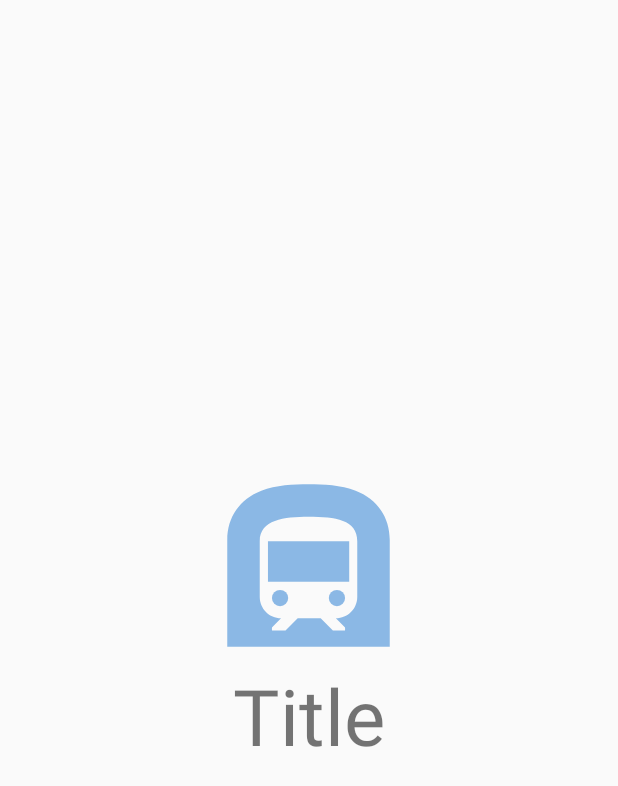
After one commit to HanBI24/PublicData-Subway, an Android app: the layout activity_splash.xml on its own in the app's theme, with its tools: preview values and no code run, on a phone screen of 412 x 824 dp. The commit adds this screen. Shown: the top 786 px of the screen. Run offline under Robolectric (Android 15) with nearby library versions, the phone set to English and light mode, and no system bars.

Commit message:
add UI/UX and splash activity

```diff
--- a/app/build.gradle
+++ b/app/build.gradle
@@ -25,7 +25,7 @@ android {
 dependencies {
     implementation fileTree(dir: "libs", include: ["*.jar"])
     implementation 'androidx.appcompat:appcompat:1.2.0'
-    implementation 'androidx.constraintlayout:constraintlayout:2.0.2'
+    implementation 'androidx.constraintlayout:constraintlayout:2.0.4'
     testImplementation 'junit:junit:4.12'
     androidTestImplementation 'androidx.test.ext:junit:1.1.2'
     androidTestImplementation 'androidx.test.espresso:espresso-core:3.3.0'
--- a/app/src/main/java/hello/world/datagostation/StationAroundInfoListAdapter.java
+++ b/app/src/main/java/hello/world/datagostation/StationAroundInfoListAdapter.java
@@ -47,8 +47,8 @@ public class StationAroundInfoListAdapter extends BaseAdapter {
         }
 
         StationAroundInfo stationAroundInfo = arrayList.get(i);
-        holder.stationBuilding.setText(stationAroundInfo.getBuildingName());
-        holder.stationExit.setText(String.valueOf(stationAroundInfo.getExitNo()));
+        holder.stationExit.setText(stationAroundInfo.getBuildingName());
+        holder.stationBuilding.setText(String.valueOf(stationAroundInfo.getExitNo() +"번 출구"));
 
         return view;
     }
--- a/app/src/main/java/hello/world/datagostation/StationInfoListAdapter.java
+++ b/app/src/main/java/hello/world/datagostation/StationInfoListAdapter.java
@@ -48,7 +48,7 @@ public class StationInfoListAdapter extends BaseAdapter {
 
         StationInfo station = arrayList.get(i);
         holder.stationLine.setText(station.getStationLine());
-        holder.stationName.setText(String.valueOf(station.getStationName()));
+        holder.stationName.setText(String.valueOf(station.getStationName() +"역"));
 
         return view;
     }
--- /dev/null
+++ b/app/src/main/res/drawable/ic_baseline_search_24.xml
@@ -0,0 +1,5 @@
+<vector android:height="24dp" android:tint="#C2C2C2"
+    android:viewportHeight="24" android:viewportWidth="24"
+    android:width="24dp" xmlns:android="http://schemas.android.com/apk/res/android">
+    <path android:fillColor="@android:color/white" android:pathData="M15.5,14h-0.79l-0.28,-0.27C15.41,12.59 16,11.11 16,9.5 16,5.91 13.09,3 9.5,3S3,5.91 3,9.5 5.91,16 9.5,16c1.61,0 3.09,-0.59 4.23,-1.57l0.27,0.28v0.79l5,4.99L20.49,19l-4.99,-5zM9.5,14C7.01,14 5,11.99 5,9.5S7.01,5 9.5,5 14,7.01 14,9.5 11.99,14 9.5,14z"/>
+</vector>
--- /dev/null
+++ b/app/src/main/res/drawable/ic_baseline_subway_24.xml
@@ -0,0 +1,7 @@
+<vector android:height="24dp" android:tint="#8BB8E5"
+    android:viewportHeight="24" android:viewportWidth="24"
+    android:width="24dp" xmlns:android="http://schemas.android.com/apk/res/android">
+    <path android:fillColor="@android:color/white" android:pathData="M15.5,16m-1,0a1,1 0,1 1,2 0a1,1 0,1 1,-2 0"/>
+    <path android:fillColor="@android:color/white" android:pathData="M8.5,16m-1,0a1,1 0,1 1,2 0a1,1 0,1 1,-2 0"/>
+    <path android:fillColor="@android:color/white" android:pathData="M7.01,9h10v5h-10zM17.8,2.8C16,2.09 13.86,2 12,2c-1.86,0 -4,0.09 -5.8,0.8C3.53,3.84 2,6.05 2,8.86L2,22h20L22,8.86c0,-2.81 -1.53,-5.02 -4.2,-6.06zM18,15.88c0,1.45 -1.18,2.62 -2.63,2.62l1.13,1.12L16.5,20L15,20l-1.5,-1.5h-2.83L9.17,20L7.5,20v-0.38l1.12,-1.12C7.18,18.5 6,17.32 6,15.88L6,9c0,-2.63 3,-3 6,-3 3.32,0 6,0.38 6,3v6.88z"/>
+</vector>
--- /dev/null
+++ b/app/src/main/res/layout/activity_splash.xml
@@ -0,0 +1,26 @@
+<?xml version="1.0" encoding="utf-8"?>
+<LinearLayout xmlns:android="http://schemas.android.com/apk/res/android"
+    xmlns:app="http://schemas.android.com/apk/res-auto"
+    xmlns:tools="http://schemas.android.com/tools"
+    android:layout_width="match_parent"
+    android:layout_height="match_parent"
+    android:orientation="vertical"
+    tools:context=".SplashActivity"
+    android:gravity="center">
+
+    <ImageView
+        android:id="@+id/subway_image"
+        android:layout_width="146dp"
+        android:layout_height="130dp"
+        android:src="@drawable/ic_baseline_subway_24"/>
+
+    <TextView
+        android:id="@+id/title"
+        android:layout_width="wrap_content"
+        android:layout_height="wrap_content"
+        android:textSize="52sp"
+        android:text="Title" />
+
+
+
+</LinearLayout>
```
Also changed, not shown: app/src/main/AndroidManifest.xml (+15 -8 lines), app/src/main/java/hello/world/datagostation/MainActivity.java (+39 -7 lines), app/src/main/java/hello/world/datagostation/SplashActivity.java (added, +65 -0 lines), app/src/main/res/anim/anim_splash_subway_image.xml (added, +19 -0 lines), app/src/main/res/anim/anim_splash_text.xml (added, +12 -0 lines), app/src/main/res/drawable/layout_shape.xml (added, +7 -0 lines), app/src/main/res/layout/activity_main.xml (+40 -18 lines), app/src/main/res/layout/list_frame.xml (+6 -2 lines).
